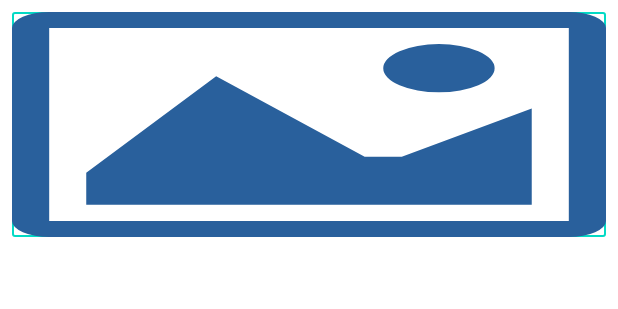
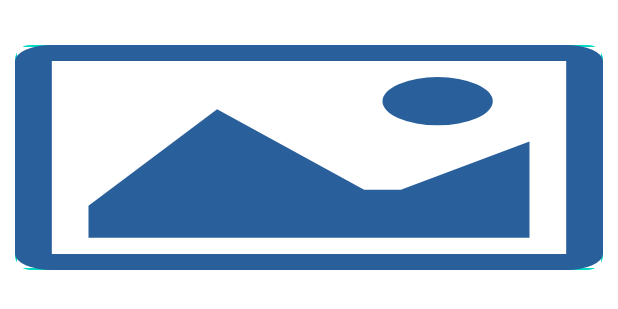
Before and after one commit to NaisargiPandya/TatvasoftPractical, an Android app: the layout test_image_inner_item.xml on its own in the app's theme, with its tools: preview values and no code run, on a phone screen of 412 x 824 dp. Shown: the top 309 px of the screen. Run offline under Robolectric (Android 15) with nearby library versions, the phone set to English and light mode, and no system bars.

Commit message:
Update test_image_inner_item.xml

```diff
--- a/app/src/main/res/layout/test_image_inner_item.xml
+++ b/app/src/main/res/layout/test_image_inner_item.xml
@@ -12,8 +12,22 @@
         android:layout_width="match_parent"
         android:layout_height="wrap_content"
         android:visibility="visible"
-        android:layout_margin="8dp"
+        android:layout_margin="10dp"
         app:layout_constraintTop_toTopOf="parent">
+
+        <androidx.cardview.widget.CardView
+            android:id="@+id/view2"
+            android:layout_width="match_parent"
+            android:layout_height="150dp"
+            android:layout_marginTop="20dp"
+            android:background="@color/teal_200"
+            android:elevation="12dp"
+            android:innerRadius="0dp"
+            android:shape="rectangle"
+            android:thicknessRatio="1.9"
+            app:cardCornerRadius="10dp"
+            app:layout_constraintTop_toTopOf="parent"
+            tools:ignore="MissingConstraints">
 
         <androidx.appcompat.widget.AppCompatImageView
             android:id="@+id/ivImageview"
@@ -25,7 +39,7 @@
             app:layout_constraintTop_toTopOf="parent"
             app:layout_constraintStart_toStartOf="parent"
             />
-
+        </androidx.cardview.widget.CardView>
 
     </androidx.constraintlayout.widget.ConstraintLayout>
 
```
